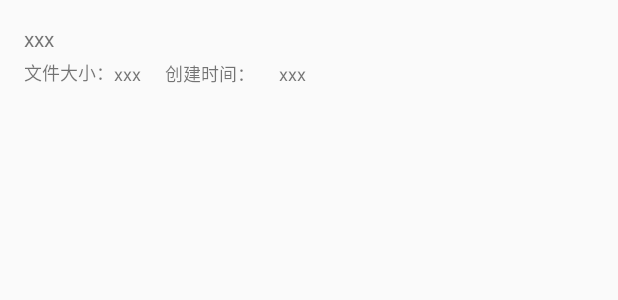
After one commit to Android-yang/Searcher, an Android app: the layout item_search_magnet_result.xml on its own in the app's theme, with its tools: preview values and no code run, on a phone screen of 412 x 824 dp. The commit adds this screen. Shown: the top 300 px of the screen. Run offline under Robolectric (Android 15) with nearby library versions, the phone set to English and light mode, and no system bars.

Commit message:
...->搜索结果：新增列表展示搜索结果

```diff
--- a/app/src/main/AndroidManifest.xml
+++ b/app/src/main/AndroidManifest.xml
@@ -1,8 +1,6 @@
 <?xml version="1.0" encoding="utf-8"?>
 <manifest xmlns:android="http://schemas.android.com/apk/res/android"
     package="com.android.yangke">
-
-    <uses-permission android:name="android.permission.INTERNET" />
 
     <application
         android:name=".base.BaseApplication"
--- a/app/src/main/java/com/android/yangke/http/RequestListener.java
+++ b/app/src/main/java/com/android/yangke/http/RequestListener.java
@@ -16,7 +16,7 @@ public interface RequestListener {
      * 服务器响应成功
      * @param list 数据
      */
-    void onDataReceivedSuccess(List<? extends BaseResponse> list);
+    void onDataReceivedSuccess(List<?> list);
 
     /**
      * 服务器响应失败
--- /dev/null
+++ b/app/src/main/res/layout/item_search_magnet_result.xml
@@ -0,0 +1,70 @@
+<?xml version="1.0" encoding="utf-8"?>
+<android.support.constraint.ConstraintLayout xmlns:android="http://schemas.android.com/apk/res/android"
+    xmlns:app="http://schemas.android.com/apk/res-auto"
+    xmlns:tools="http://schemas.android.com/tools"
+    android:layout_width="match_parent"
+    android:layout_height="wrap_content"
+    android:layout_margin="@dimen/dp8"
+    android:background="?attr/selectableItemBackground"
+    android:clickable="true">
+
+    <TextView
+        android:id="@+id/search_result_tv_title"
+        android:layout_width="wrap_content"
+        android:layout_height="wrap_content"
+        android:paddingLeft="@dimen/dp8"
+        android:paddingRight="@dimen/dp8"
+        android:paddingTop="@dimen/dp8"
+        android:text="@string/default_text" />
+
+
+    <TextView
+        android:id="@+id/search_result_tv_file_size"
+        android:layout_width="wrap_content"
+        android:layout_height="wrap_content"
+        android:layout_marginTop="4dp"
+        android:paddingBottom="@dimen/dp8"
+        android:paddingLeft="@dimen/dp8"
+        android:text="文件大小："
+        android:textSize="@dimen/sp12"
+        app:layout_constraintTop_toBottomOf="@+id/search_result_tv_title" />
+
+    <TextView
+        android:id="@+id/search_result_tv_file_size_"
+        android:layout_width="wrap_content"
+        android:layout_height="wrap_content"
+        android:paddingBottom="@dimen/dp8"
+        android:text="@string/default_text"
+        android:textSize="@dimen/sp12"
+        app:layout_constraintBottom_toBottomOf="@+id/search_result_tv_file_size"
+        app:layout_constraintStart_toEndOf="@+id/search_result_tv_file_size" />
+
+
+    <TextView
+        android:id="@+id/search_result_tv_create_time"
+        android:layout_width="wrap_content"
+        android:layout_height="wrap_content"
+        android:paddingBottom="@dimen/dp8"
+        android:paddingLeft="@dimen/activity_vertical_margin"
+        android:text="创建时间："
+        android:textSize="@dimen/sp12"
+        app:layout_constraintBottom_toBottomOf="@+id/search_result_tv_file_size_"
+        app:layout_constraintStart_toEndOf="@+id/search_result_tv_file_size_"
+        app:layout_constraintTop_toTopOf="@+id/search_result_tv_file_size_"
+        tools:ignore="MissingConstraints" />
+
+    <TextView
+        android:id="@+id/search_result_tv_create_time_"
+        android:layout_width="wrap_content"
+        android:layout_height="wrap_content"
+        android:paddingBottom="@dimen/dp8"
+        android:paddingLeft="@dimen/activity_vertical_margin"
+        android:paddingRight="@dimen/dp8"
+        android:text="@string/default_text"
+        android:textSize="@dimen/sp12"
+        app:layout_constraintBottom_toBottomOf="@+id/search_result_tv_create_time"
+        app:layout_constraintStart_toEndOf="@+id/search_result_tv_create_time"
+        app:layout_constraintTop_toTopOf="@+id/search_result_tv_create_time"
+        tools:ignore="MissingConstraints" />
+
+</android.support.constraint.ConstraintLayout>
--- a/app/src/main/res/values/strings.xml
+++ b/app/src/main/res/values/strings.xml
@@ -7,4 +7,5 @@
     <string name="about_author">关于作者</string>
     <string name="me_software_required">软件必读</string>
     <string name="search_result">搜索结果</string>
+    <string name="default_text">xxx</string>
 </resources>
```
Also changed, not shown: app/src/main/java/com/android/yangke/activity/SearchResultActivity.java (+23 -4 lines), app/src/main/java/com/android/yangke/adapter/MagnetAdapter.java (added, +31 -0 lines), app/src/main/java/com/android/yangke/http/SearchTask.java (+6 -6 lines), app/src/main/res/layout/activity_search_result.xml (+15 -2 lines).
